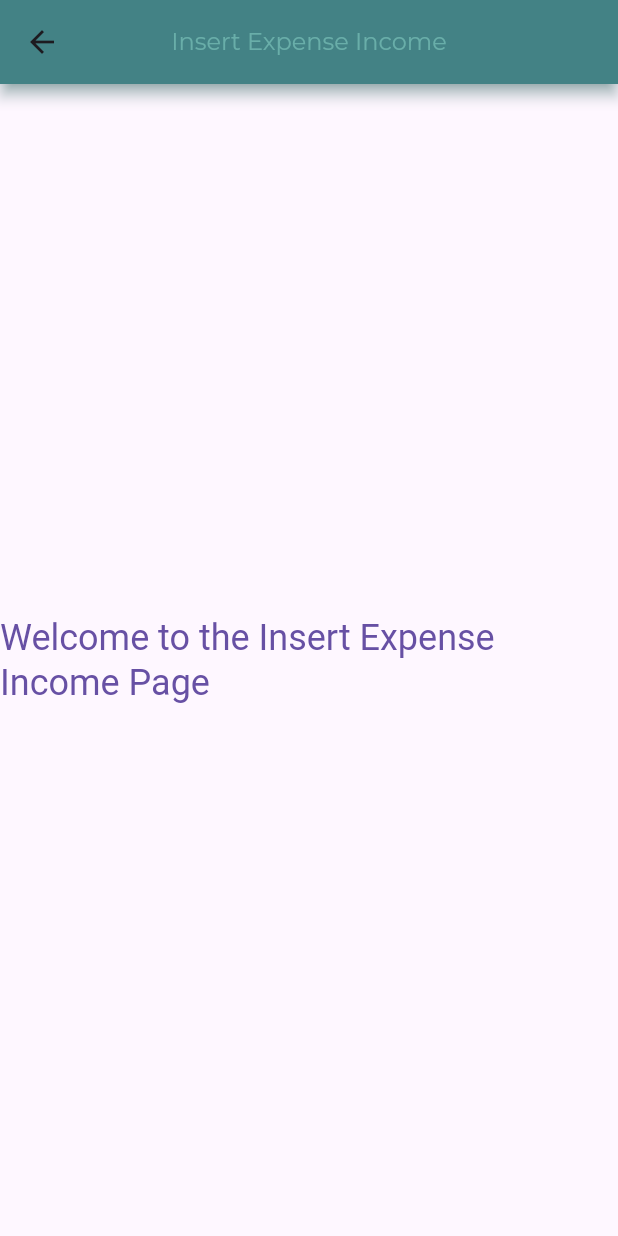
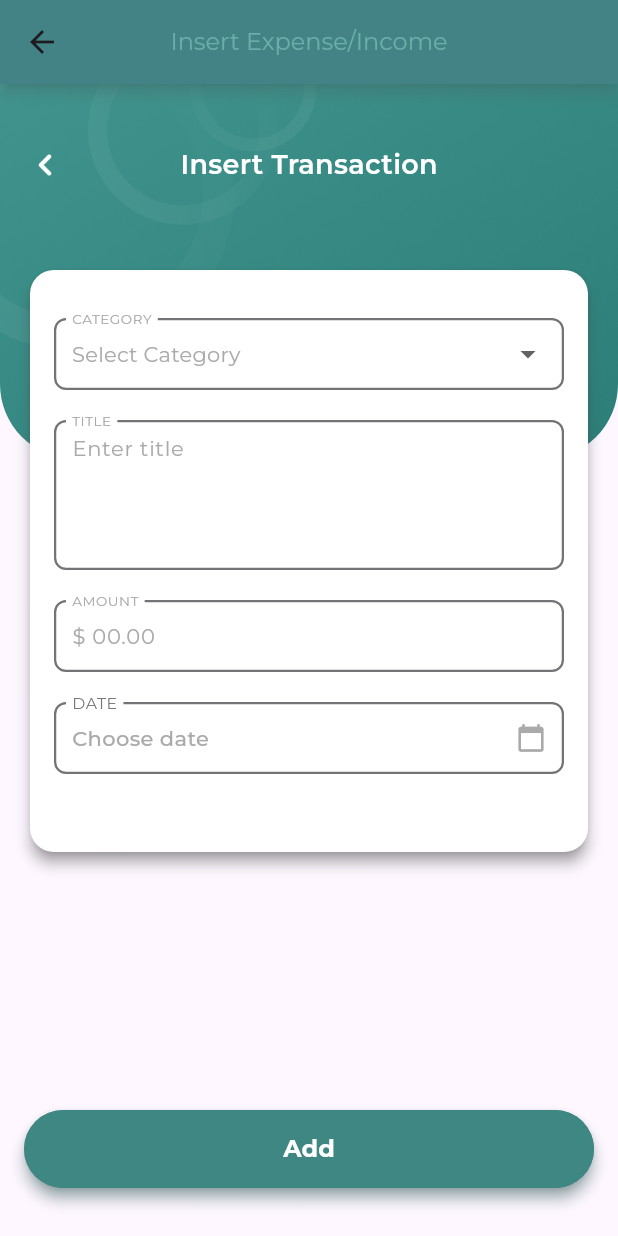
Before and after one commit to shahzadafridi/ExpenseTracker, a Flutter app: the InsertExpenseIncomeView screen opened directly, on a phone screen of 412 x 824 dp. Run offline on Flutter 3.47's test engine with Material 3 defaults, Android fonts, the phone set to English and light mode, and no system bars; our stand-ins replace dotted_border, easy_localization, fl_chart, flutter_phoenix, flutter_svg, get_it and 2 more; accounts and stored records are empty.

Commit message:
Insert screen designed

```diff
--- a/lib/features/home/home_view.dart
+++ b/lib/features/home/home_view.dart
@@ -3,7 +3,7 @@ import '../../model/TransactionModel.dart';
 import '../../resources/color_manager.dart';
 import '../../resources/styles_manager.dart';
 import '../../resources/assets_manager.dart';
-import '../../utils/DummyData.dart';
+import '../../utils/dummy_data.dart';
 import 'components /home_header_view.dart';
 import 'components /transaction_header_view.dart';
 import '../common/components/transaction_item.dart';
--- /dev/null
+++ b/lib/features/insert_expense_income/components/insert_form_view.dart
@@ -0,0 +1,259 @@
+import 'package:dotted_border/dotted_border.dart';
+import 'package:flutter/cupertino.dart';
+import 'package:flutter/material.dart';
+import 'package:income_expense_tracker/resources/color_manager.dart';
+import 'package:income_expense_tracker/resources/styles_manager.dart';
+import 'package:intl/intl.dart';
+import 'package:flutter/services.dart';
+
+import '../../../utils/categories.dart';
+
+class InsertFormView extends StatefulWidget {
+  const InsertFormView({super.key});
+
+  @override
+  _InsertFormViewState createState() => _InsertFormViewState();
+}
+
+class _InsertFormViewState extends State<InsertFormView> {
+  final TextEditingController _titleController =
+      TextEditingController(text: '');
+  final FocusNode _focusTitletNode = FocusNode();
+  bool _showTitleClear = false;
+
+  final TextEditingController _amountController =
+      TextEditingController(text: '');
+  final FocusNode _focusAmountNode = FocusNode();
+  bool _showAmountClear = false;
+
+  DateTime? selectedDate; // initially null
+  final formatCurrency = NumberFormat.simpleCurrency(decimalDigits: 2);
+  String dropdownValue = '';
+
+  @override
+  void initState() {
+    super.initState();
+    _titleController.addListener(_updateClearState);
+    _amountController.addListener(_updateClearState);
+    _focusTitletNode.addListener(_updateClearState);
+    _focusAmountNode.addListener(_updateClearState);
+  }
+
+  void _updateClearState() {
+    setState(() {
+      _showTitleClear =
+          _titleController.text.isNotEmpty && _focusTitletNode.hasFocus;
+      _showAmountClear =
+          _amountController.text.isNotEmpty && _focusAmountNode.hasFocus;
+    });
+  }
+
+  @override
+  void dispose() {
+    _titleController.dispose();
+    _amountController.dispose();
+    _focusTitletNode.dispose();
+    _focusAmountNode.dispose();
+    super.dispose();
+  }
+
+  @override
+  Widget build(BuildContext context) {
+    return Card(
+      shape: RoundedRectangleBorder(
+        borderRadius: BorderRadius.circular(16.0),
+      ),
+      child: Padding(
+        padding:
+            const EdgeInsets.only(left: 16, right: 16, top: 32, bottom: 32),
+        child: Column(
+          mainAxisSize: MainAxisSize.min,
+          children: [
+            // Dropdown
+            DropdownButtonFormField<String>(
+              decoration: InputDecoration(
+                labelText: 'CATEGORY',
+                labelStyle: getRegularStyle(
+                    color: ColorManager.lightGrey, fontSize: 12),
+                border: OutlineInputBorder(
+                    borderSide:
+                        BorderSide(color: ColorManager.lightGrey, width: 1),
+                    borderRadius: BorderRadius.circular(8)),
+              ),
+              hint: Text(
+                'Select Category',
+                style: getRegularStyle(
+                  color: ColorManager.lightGrey,
+                  fontSize: 14,
+                ),
+              ),
+              icon: const Icon(Icons.arrow_drop_down),
+              items: categories.map((category) {
+                return DropdownMenuItem<String>(
+                  value: category['name'],
+                  child: Row(
+                    children: [
+                      CircleAvatar(
+                        backgroundImage: NetworkImage(category['icon']),
+                        radius: 12,
+                      ),
+                      const SizedBox(width: 8),
+                      Text(
+                        category['name'],
+                        style: getMediumStyle(
+                            color: ColorManager.black, fontSize: 14),
+                      ),
+                    ],
+                  ),
+                );
+              }).toList(),
+              onChanged: (value) {
+                setState(() {
+                  dropdownValue = value!;
+                });
+              },
+            ),
+
+            const SizedBox(height: 20),
+
+            // Title field with clear
+            Stack(
+              alignment: Alignment.centerRight,
+              children: [
+                TextField(
+                  controller: _titleController,
+                  focusNode: _focusTitletNode,
+                  keyboardType: TextInputType.multiline,
+                  // allow multiline
+                  maxLines: 4,
+                  // removes line limit
+                  style:
+                      getMediumStyle(color: ColorManager.black, fontSize: 14),
+                  // Set text color to black
+                  decoration: InputDecoration(
+                    hintText: 'Enter title',
+                    hintStyle: getRegularStyle(
+                      color: ColorManager.lightGrey,
+                      fontSize: 14,
+                    ),
+                    labelText: 'TITLE',
+                    labelStyle: getRegularStyle(
+                        color: ColorManager.lightGrey, fontSize: 12),
+                    floatingLabelBehavior: FloatingLabelBehavior.always,
+                    border: OutlineInputBorder(
+                        borderSide:
+                            BorderSide(color: ColorManager.lightGrey, width: 1),
+                        borderRadius: BorderRadius.circular(8)),
+                  ),
+                ),
+                _showTitleClear
+                    ? TextButton(
+                        onPressed: () => _titleController.clear(),
+                        child: Text(
+                          'Clear',
+                          style: getRegularStyle(
+                              color: ColorManager.lightGrey, fontSize: 12),
+                        ),
+                      )
+                    : const SizedBox(),
+              ],
+            ),
+
+            const SizedBox(height: 20),
+
+            // Amount field with clear
+            Stack(
+              alignment: Alignment.centerRight,
+              children: [
+                TextField(
+                  controller: _amountController,
+                  focusNode: _focusAmountNode,
+                  keyboardType:
+                      const TextInputType.numberWithOptions(decimal: true),
+                  style:
+                      getMediumStyle(color: ColorManager.black, fontSize: 14),
+                  // Set text color to black
+                  decoration: InputDecoration(
+                    prefixText: '\$ ',
+                    hintText: '00.00',
+                    hintStyle: getRegularStyle(
+                        color: ColorManager.lightGrey, fontSize: 14),
+                    labelText: 'AMOUNT',
+                    labelStyle: getRegularStyle(
+                        color: ColorManager.lightGrey, fontSize: 12),
+                    floatingLabelBehavior: FloatingLabelBehavior.always,
+                    border: OutlineInputBorder(
+                        borderSide:
+                            BorderSide(color: ColorManager.lightGrey, width: 1),
+                        borderRadius: BorderRadius.circular(8)),
+                  ),
+                ),
+                _showAmountClear
+                    ? TextButton(
+                        onPressed: () => _amountController.clear(),
+                        child: Text(
+                          'Clear',
+                          style: getRegularStyle(
+                              color: ColorManager.lightGrey, fontSize: 12),
+                        ),
+                      )
+                    : const SizedBox(),
+              ],
+            ),
+
+            const SizedBox(height: 20),
+
+            // Date Picker
+            InkWell(
+              onTap: () => _selectDate(context),
+              child: InputDecorator(
+                decoration: InputDecoration(
+                  labelText: 'DATE',
+                  border: OutlineInputBorder(
+                    borderRadius: BorderRadius.circular(10),
+                  ),
+                ),
+                child: Row(
+                  mainAxisAlignment: MainAxisAlignment.spaceBetween,
+                  children: [
+                    Text(
+                      selectedDate != null
+                          ? DateFormat('d MMM yyyy').format(selectedDate!)
+                          : 'Choose date',
+                      style: getMediumStyle(
+                        color: selectedDate != null
+                            ? ColorManager.black
+                            : ColorManager.lightGrey,
+                        fontSize: 14,
+                      ),
+                    ),
+                    Icon(
+                      Icons.calendar_today,
+                      size: 20,
+                      color: ColorManager.lightGrey,
+                    ),
+                  ],
+                ),
+              ),
+            ),
+            const SizedBox(height: 20),
+          ],
+        ),
+      ),
+    );
+  }
+
+  Future<void> _selectDate(BuildContext context) async {
+    final DateTime? picked = await showDatePicker(
+      context: context,
+      initialDate: selectedDate,
+      firstDate: DateTime(2000),
+      lastDate: DateTime.now(),
+    );
+    if (picked != null && picked != selectedDate) {
+      setState(() {
+        selectedDate = picked;
+      });
+    }
+  }
+}
--- /dev/null
+++ b/lib/features/insert_expense_income/components/insert_header_top_view.dart
@@ -0,0 +1,33 @@
+import 'package:flutter/cupertino.dart';
+
+import '../../../resources/assets_manager.dart';
+import '../../../resources/color_manager.dart';
+import '../../../resources/styles_manager.dart';
+
+class InsertHeaderTopView extends StatelessWidget {
+  const InsertHeaderTopView({
+    super.key,
+  });
+
+  @override
+  Widget build(BuildContext context) {
+    return Row(
+      mainAxisAlignment: MainAxisAlignment.spaceBetween,
+      children: [
+        ImageIcon(
+          const AssetImage(ImageAssets.arrowBack),
+          color: ColorManager.white,
+          size: 28.0,
+        ),
+        Text(
+          'Insert Transaction',
+          style: getSemiBoldStyle(color: ColorManager.white, fontSize: 18),
+        ),
+        const SizedBox(
+          width: 28.0,
+          height: 28.0,
+        ),
+      ],
+    );
+  }
+}
--- /dev/null
+++ b/lib/features/insert_expense_income/components/insert_header_view.dart
@@ -0,0 +1,43 @@
+import 'package:flutter/cupertino.dart';
+import 'package:income_expense_tracker/features/insert_expense_income/components/insert_header_top_view.dart';
+import '../../../resources/assets_manager.dart';
+
+class InsertHeaderView extends StatelessWidget {
+  const InsertHeaderView({super.key});
+
+  @override
+  Widget build(BuildContext context) {
+    return Container(
+      child: const Column(
+        crossAxisAlignment: CrossAxisAlignment.start,
+        children: [
+          Stack(
+            children: [
+              ClipRRect(
+                borderRadius: BorderRadius.only(
+                  bottomLeft: Radius.circular(50.0),
+                  bottomRight: Radius.circular(50.0),
+                ),
+                child: Image(
+                  image: AssetImage(ImageAssets.cureHomeHeaderBg),
+                  width: double.infinity,
+                  height: 250.0,
+                  fit: BoxFit.cover,
+                ),
+              ),
+              Column(
+                crossAxisAlignment: CrossAxisAlignment.start,
+                children: [
+                  Padding(
+                    padding: EdgeInsets.only(left: 16, right: 16, top: 40),
+                    child: InsertHeaderTopView(),
+                  )
+                ],
+              ),
+            ],
+          ),
+        ],
+      ),
+    );
+  }
+}
--- a/lib/features/insert_expense_income/insert_expense_income_view.dart
+++ b/lib/features/insert_expense_income/insert_expense_income_view.dart
@@ -1,5 +1,12 @@
 import 'package:flutter/material.dart';
+import 'package:income_expense_tracker/features/insert_expense_income/components/insert_header_view.dart';
+import 'package:income_expense_tracker/resources/styles_manager.dart';
 
+import '../../resources/color_manager.dart';
+import '../../resources/routes_manager.dart';
+import '../../resources/string_manager.dart';
+import '../../resources/values_manager.dart';
+import 'components/insert_form_view.dart';
 class InsertExpenseIncomeView extends StatelessWidget {
   const InsertExpenseIncomeView({super.key});
 
@@ -7,16 +14,47 @@ class InsertExpenseIncomeView extends StatelessWidget {
   Widget build(BuildContext context) {
     return Scaffold(
       appBar: AppBar(
-        title: const Text('Insert Expense Income'),
+        title: const Text('Insert Expense/Income'),
       ),
-      body: Center(
-        child: Text(
-          'Welcome to the Insert Expense Income Page',
-          style: Theme.of(context).textTheme.titleLarge?.copyWith(
-                color: Theme.of(context).colorScheme.primary,
-                fontSize: 24,
+      body: Stack(
+        children: [
+          const InsertHeaderView(),
+          const Padding(
+            padding: EdgeInsets.only(top: 120.0, left: 16, right: 16),
+            child: InsertFormView(),
+          ),
+          // Positioned button at the bottom
+          Positioned(
+            left: AppSize.s16,
+            right: AppSize.s16,
+            bottom: AppSize.s32,
+            child: Container(
+              width: double.infinity,
+              decoration: BoxDecoration(
+                gradient: ColorManager.primaryGradient,
+                borderRadius: BorderRadius.circular(AppSize.s40),
               ),
-        ),
+              child: ElevatedButton(
+                onPressed: () {
+                  Navigator.pushReplacementNamed(context, Routes.homeRoute);
+                },
+                style: ElevatedButton.styleFrom(
+                  elevation: AppSize.s4,
+                  backgroundColor: ColorManager.primary,
+                  shadowColor: ColorManager.primary,
+                  padding: const EdgeInsets.symmetric(vertical: AppSize.s16),
+                  shape: RoundedRectangleBorder(
+                    borderRadius: BorderRadius.circular(AppSize.s40),
+                  ),
+                ),
+                child: Text(
+                  AppStrings.insertButton,
+                  style: getBoldStyle(color: ColorManager.white, fontSize: AppSize.s16),
+                ),
+              ),
+            ),
+          )
+        ],
       ),
     );
   }
--- a/lib/features/main/main_botttom_bar_view.dart
+++ b/lib/features/main/main_botttom_bar_view.dart
@@ -14,7 +14,7 @@ class MainBotttomBarView extends StatefulWidget {
 }
 
 class _MainBotttomBarViewState extends State<MainBotttomBarView> {
-  int currentIndex = 2;
+  int currentIndex = 1;
   final List<Widget> _screens = const [
     HomeView(),
     InsertExpenseIncomeView(),
--- a/lib/features/summary/components/summary_line_chart_view.dart
+++ b/lib/features/summary/components/summary_line_chart_view.dart
@@ -1,7 +1,7 @@
 import 'package:fl_chart/fl_chart.dart';
 import 'package:flutter/cupertino.dart';
 import 'package:flutter/material.dart';
-import '../../../utils/DummyData.dart';
+import '../../../utils/dummy_data.dart';
 import 'summary_line_chart.dart';
 
 class SummaryLineChartView extends StatelessWidget {
--- a/lib/features/summary/summary_view.dart
+++ b/lib/features/summary/summary_view.dart
@@ -1,6 +1,6 @@
 import 'package:flutter/material.dart';
 import 'package:income_expense_tracker/features/summary/components/summary_top_view.dart';
-import '../../utils/DummyData.dart';
+import '../../utils/dummy_data.dart';
 import '../common/components/transaction_item.dart';
 import 'components/summary_custom_tab.dart';
 import 'components/summary_transaction_header_view.dart';
--- a/lib/resources/string_manager.dart
+++ b/lib/resources/string_manager.dart
@@ -5,6 +5,8 @@ class AppStrings {
   static const String noRouteFound = "no_route_found";
   static const String onBoardingTitle1 = "Spend Smarter Save More";
   static const String onBoardingButton = "Get Started";
+
+  static const String insertButton = "Add";
 
   static const String bottom_tab_home = "Home";
   static const String bottom_tab_insert = "Insert";
--- /dev/null
+++ b/lib/utils/categories.dart
@@ -0,0 +1,62 @@
+List<Map<String, dynamic>> categories = [
+  {
+    'name': 'Groceries',
+    'icon': 'https://cdn-icons-png.flaticon.com/512/3075/3075977.png'
+  },
+  {
+    'name': 'Transportation',
+    'icon': 'https://cdn-icons-png.flaticon.com/512/854/854878.png'
+  },
+  {
+    'name': 'Dining Out',
+    'icon': 'https://cdn-icons-png.flaticon.com/512/1046/1046784.png'
+  },
+  {
+    'name': 'Utilities',
+    'icon': 'https://cdn-icons-png.flaticon.com/512/3079/3079365.png'
+  },
+  {
+    'name': 'Rent',
+    'icon': 'https://cdn-icons-png.flaticon.com/512/809/809957.png'
+  },
+  {
+    'name': 'Health',
+    'icon': 'https://cdn-icons-png.flaticon.com/512/2965/2965567.png'
+  },
+  {
+    'name': 'Education',
+    'icon': 'https://cdn-icons-png.flaticon.com/512/2942/2942605.png'
+  },
+  {
+    'name': 'Internet',
+    'icon': 'https://cdn-icons-png.flaticon.com/512/1041/1041916.png'
+  },
+  {
+    'name': 'Phone Bill',
+    'icon': 'https://cdn-icons-png.flaticon.com/512/726/726623.png'
+  },
+  {
+    'name': 'Shopping',
+    'icon': 'https://cdn-icons-png.flaticon.com/512/1170/1170678.png'
+  },
+  {
+    'name': 'Travel',
+    'icon': 'https://cdn-icons-png.flaticon.com/512/201/201623.png'
+  },
+  {
+    'name': 'Insurance',
+    'icon': 'https://cdn-icons-png.flaticon.com/512/1041/1041883.png'
+  },
+  {
+    'name': 'Subscriptions',
+    'icon': 'https://cdn-icons-png.flaticon.com/512/943/943804.png'
+  },
+  {
+    'name': 'Entertainment',
+    'icon': 'https://cdn-icons-png.flaticon.com/512/3342/3342137.png'
+  },
+  {
+    'name': 'Other',
+    'icon': ''
+  },
+];
--- a/pubspec.yaml
+++ b/pubspec.yaml
@@ -47,6 +47,8 @@ dependencies:
   # Use with the CupertinoIcons class for iOS style icons.
   cupertino_icons: ^1.0.8
   fl_chart: ^1.0.0
+  dotted_border: ^2.0.0
+  intl: ^0.20.2
 
 dev_dependencies:
   flutter_test:
```
Also changed, not shown: lib/utils/dummy_data.dart (renamed from lib/utils/DummyData.dart), pubspec.lock.
